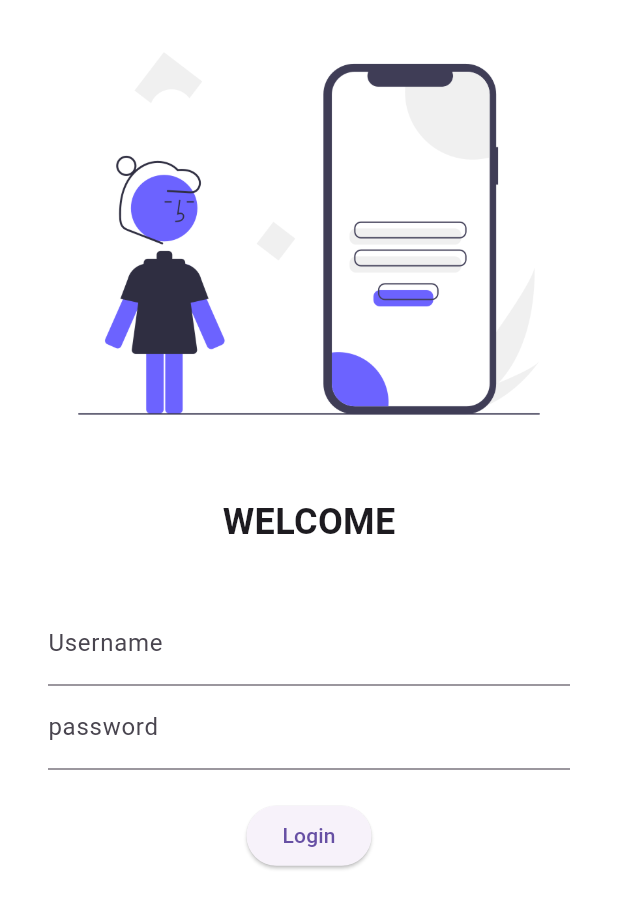
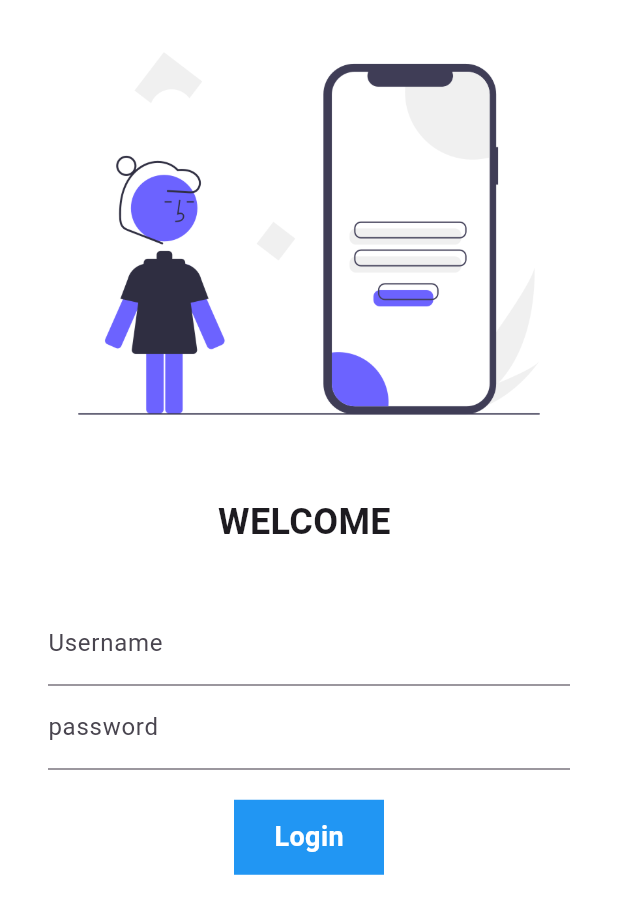
Before and after one commit to bhumika152/30DaysFlutter, a Flutter app: the screen it shows after launch, on a phone screen of 412 x 824 dp. Shown: the top 914 px of the screen. Run offline on Flutter 3.47's test engine with Material 3 defaults, Android fonts, the phone set to English and light mode, and no system bars.

Commit message:
day 5 completed

```diff
--- a/lib/main.dart
+++ b/lib/main.dart
@@ -1,5 +1,6 @@
 import 'package:firstapp/pages/home_page.dart';
 import 'package:firstapp/pages/login_page.dart';
+import 'package:firstapp/utility/routes.dart';
 import 'package:flutter/material.dart';
 
 void main() {
@@ -23,8 +24,8 @@ class MyApp extends StatelessWidget{
       //initialRoute: "/home",
       routes: {
         "/":(context) => LoginPage(),
-        "/home": (context) => Home(),
-        "/login":(context) => LoginPage()
+        Myroutes.homeroute: (context) => Home(),
+        Myroutes.loginroute:(context) => LoginPage()
       },
     );
   }
--- a/lib/pages/login_page.dart
+++ b/lib/pages/login_page.dart
@@ -1,5 +1,6 @@
 import 'dart:convert';
 
+import 'package:firstapp/utility/routes.dart';
 import 'package:flutter/material.dart';
 
 // class LoginPage extends StatelessWidget{
@@ -19,10 +20,17 @@ import 'package:flutter/material.dart';
 //   );
 // }
 // }
-class LoginPage extends StatelessWidget {
+class LoginPage extends StatefulWidget {
+  @override
+  State<LoginPage> createState() => _LoginPageState();
+}
+
+class _LoginPageState extends State<LoginPage> {
+  String name ="";  bool changedbutton = false;
   Widget build(BuildContext context) {
     return Material(
       color: Colors.white,
+      child:SingleChildScrollView(
       child: Column(
         children: [
           Image.asset("assets/images/undraw_Mobile_login_re_9ntv (1).png",
@@ -30,22 +38,55 @@ class LoginPage extends StatelessWidget {
 
            ),
            SizedBox(height: 20.0,),
-           Text("WELCOME", style: TextStyle(fontSize: 24, fontWeight: FontWeight.bold,
+           Text("WELCOME $name", style: TextStyle(fontSize: 24, fontWeight: FontWeight.bold,
           ),
           ),
           SizedBox(height: 20.0,),
            Padding(padding: const EdgeInsets.symmetric(horizontal: 32.0,vertical: 16.0),
            child: Column(children: [
             TextFormField(
-              decoration: InputDecoration(hintText: "Enter Username", labelText: "Username"),
+              decoration: InputDecoration(hintText: "Enter Username", labelText: "Username",
+              ),
+              onChanged:(value) {
+                name = value;
+                setState(() {});
+              },
             ),
             TextFormField(
               obscureText: true,
               decoration: InputDecoration(hintText: "Enter password", labelText: "password"),
             ),
             SizedBox(height: 20.0,),
-            ElevatedButton(onPressed: (){print("hey bhumika");}, child: Text("Login"),style:TextButton.styleFrom(),
-             ),
+            // ElevatedButton(onPressed: (){Navigator.pushNamed(context, Myroutes.homeroute);}, child: Text("Login"),style:TextButton.styleFrom(),
+            //  ),
+            InkWell(
+            onTap:() async {
+              setState(() {
+                changedbutton = true;
+              });
+              await(Future.delayed(
+                Duration(seconds: 1)
+              ));
+              Navigator.pushNamed(context, Myroutes.homeroute);
+
+            },
+
+           child: AnimatedContainer(
+            duration: Duration(seconds: 1),
+            height :50,
+            width: changedbutton?50 :100,
+            //color:Colors.blue ,
+            alignment: Alignment.center,
+            child: changedbutton? Icon(Icons.done , color: Colors.white,) :Text("Login", style: TextStyle(color: Colors.white  , fontSize: 18 , fontWeight: FontWeight.bold,
+            ),
+            ),
+            decoration: BoxDecoration(color: changedbutton?Colors.green :Colors.blue ,
+            //borderRadius: BorderRadius.circular(8),
+            shape: changedbutton?BoxShape.circle : BoxShape.rectangle,
+            ),
+
+           ),
+            ),
 
            ],
            ),
@@ -53,6 +94,7 @@ class LoginPage extends StatelessWidget {
 
         ],
       ),
+      ),
     );
   }
 }
--- /dev/null
+++ b/lib/utility/routes.dart
@@ -0,0 +1,5 @@
+class Myroutes{
+  static String loginroute ="/login";
+  static String homeroute ="/home";
+
+}
```
